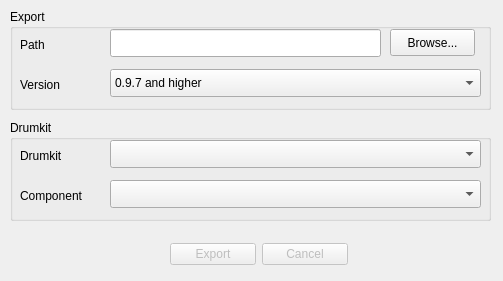
Before: the Qt Designer form src/gui/src/SoundLibrary/SoundLibraryExportDialog_UI.ui in hydrogen-music/hydrogen, drawn with Qt 5.
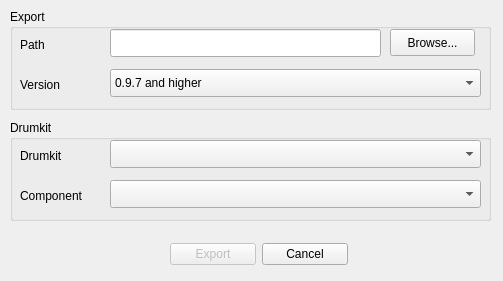
After: the same form once the commit is applied.

```diff
--- a/src/gui/src/SoundLibrary/SoundLibraryExportDialog_UI.ui
+++ b/src/gui/src/SoundLibrary/SoundLibraryExportDialog_UI.ui
@@ -157,7 +157,7 @@
     </item>
    </widget>
   </widget>
-  <widget class="QWidget" name="">
+  <widget class="QWidget" name="layoutWidget">
    <property name="geometry">
     <rect>
      <x>170</x>
@@ -183,7 +183,7 @@
     <item>
      <widget class="QPushButton" name="cancelBtn">
       <property name="enabled">
-       <bool>false</bool>
+       <bool>true</bool>
       </property>
       <property name="text">
        <string>Cancel</string>
```
